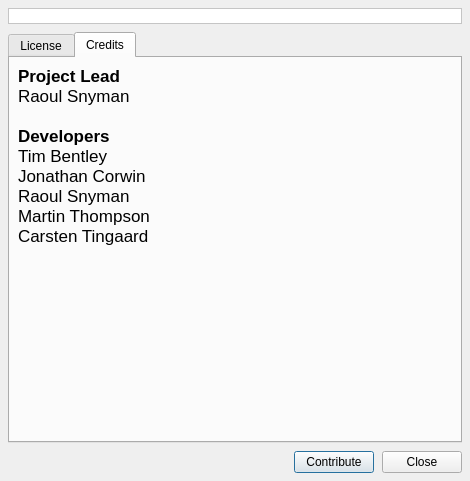
Before: the Qt Designer form resources/forms/about.ui in zonArt/openlp, drawn with Qt 5.
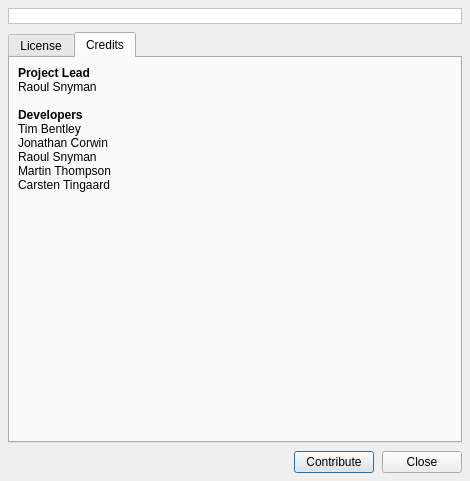
After: the same form once the commit is applied. The open tabs and pages were chosen to show the change. Icons and pictures are not drawn.

Commit message: Updated the credits page of  the About dialog, tried to fix a few directory issues.

```diff
--- a/resources/forms/about.ui
+++ b/resources/forms/about.ui
@@ -145,7 +145,7 @@
           <string>&lt;!DOCTYPE HTML PUBLIC "-//W3C//DTD HTML 4.0//EN" "http://www.w3.org/TR/REC-html40/strict.dtd">
 &lt;html>&lt;head>&lt;meta name="qrichtext" content="1" />&lt;style type="text/css">
 p, li { white-space: pre-wrap; }
-&lt;/style>&lt;/head>&lt;body style=" font-family:'Lucida Grande'; font-size:13pt; font-weight:400; font-style:normal;">
+&lt;/style>&lt;/head>&lt;body>
 &lt;p style=" margin-top:0px; margin-bottom:0px; margin-left:0px; margin-right:0px; -qt-block-indent:0; text-indent:0px;">&lt;span style=" font-weight:600;">Project Lead&lt;/span>&lt;/p>
 &lt;p style=" margin-top:0px; margin-bottom:0px; margin-left:0px; margin-right:0px; -qt-block-indent:0; text-indent:0px;">Raoul Snyman&lt;/p>
 &lt;p style="-qt-paragraph-type:empty; margin-top:0px; margin-bottom:0px; margin-left:0px; margin-right:0px; -qt-block-indent:0; text-indent:0px;">&lt;/p>
```
Left out of the diff: 2 changed lines with no effect on the pictures. The commit also changes 7 other files.
